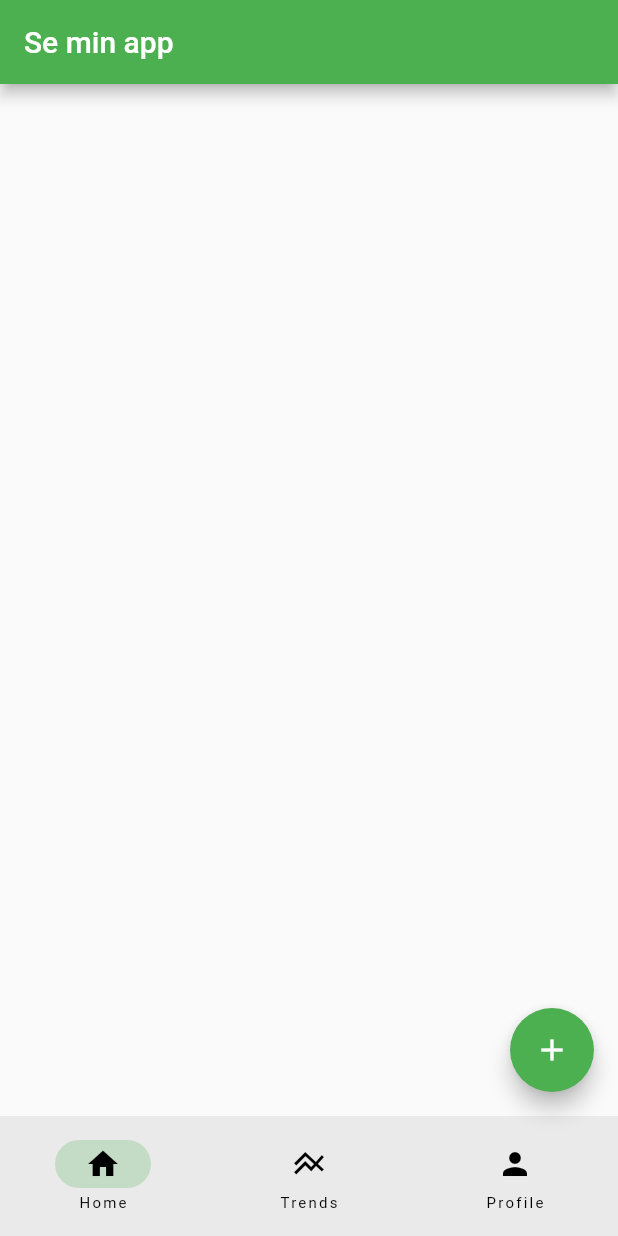
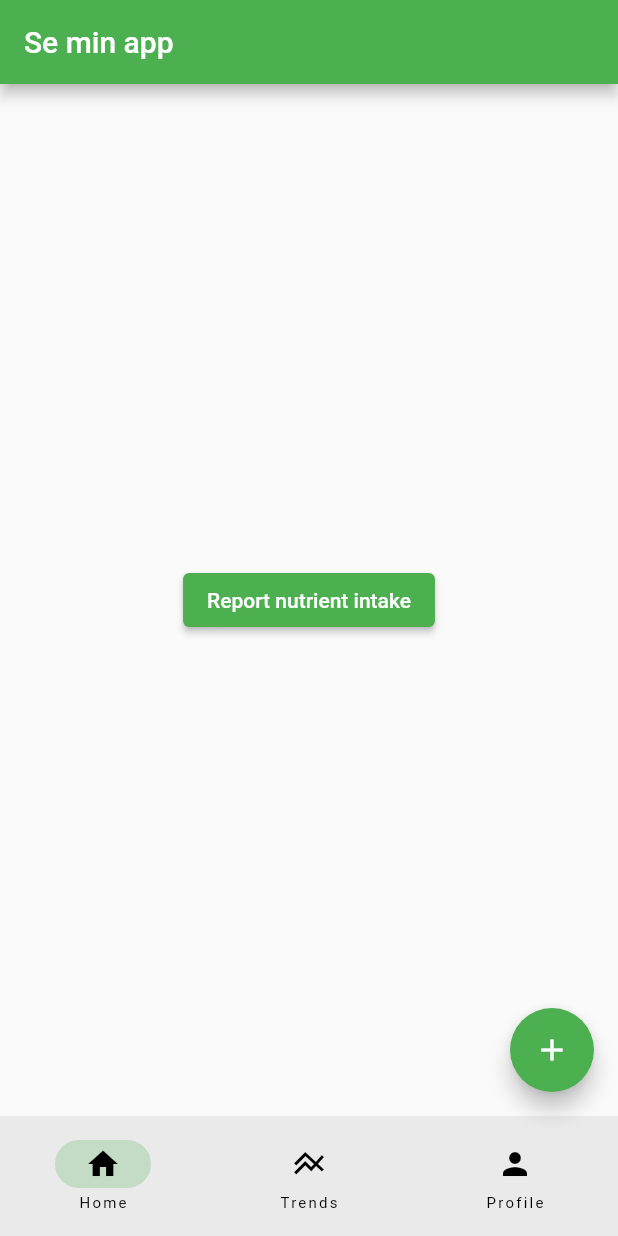
Before and after one commit to NicolajBP/P5Flutter, a Flutter app: the screen it shows after launch, on a phone screen of 412 x 824 dp. Run offline on Flutter 3.47's test engine with Material 2 defaults, Android fonts, the phone set to English and light mode, and no system bars.

Commit message:
Tilføjet report nutrient knap og side

```diff
--- /dev/null
+++ b/lib/home_page.dart
@@ -0,0 +1,21 @@
+import 'package:flutter/material.dart';
+import 'package:p5/report_nutrient_intake.dart'; // Vi skal altid have den her import (giver adgang til alle widgets)
+
+class HomePage extends StatelessWidget {
+  const HomePage({super.key});
+
+  @override
+  Widget build(BuildContext context) {
+    return Center(
+      child: ElevatedButton(
+        onPressed: () {
+          Navigator.of(context).push(MaterialPageRoute(builder: (BuildContext context){ // Bruges som "router" --> vi føres fra denne side til en anden side (i det her tilfælde vores ReportNutrientIntakePage)
+            return const ReportNutrientIntakePage();
+            })
+          );
+        },
+        child: const Text("Report nutrient intake"),
+      ),
+    );
+  }
+}
--- a/lib/main.dart
+++ b/lib/main.dart
@@ -1,6 +1,6 @@
-import 'dart:ffi';
 
 import 'package:flutter/material.dart';
+import 'package:p5/home_page.dart';
 
 // I Flutter starter alle widgets med stort forbogstav (det er basically klasser)
 // Widgets kan have argumenter som tager endnu en widget som input
@@ -41,6 +41,7 @@ class _RootPageState extends State<RootPage> {
       appBar: AppBar(
         title: const Text('Se min app'), // Tilføjer tekst til vores AppBar
       ), // App bar er den øverste menu vi kan se i appen
+      body: const HomePage(),
       floatingActionButton: FloatingActionButton(
         onPressed: () {
           debugPrint("Floating Action Button");
```
Also changed, not shown: lib/report_nutrient_intake.dart (added, +30 -0 lines).
